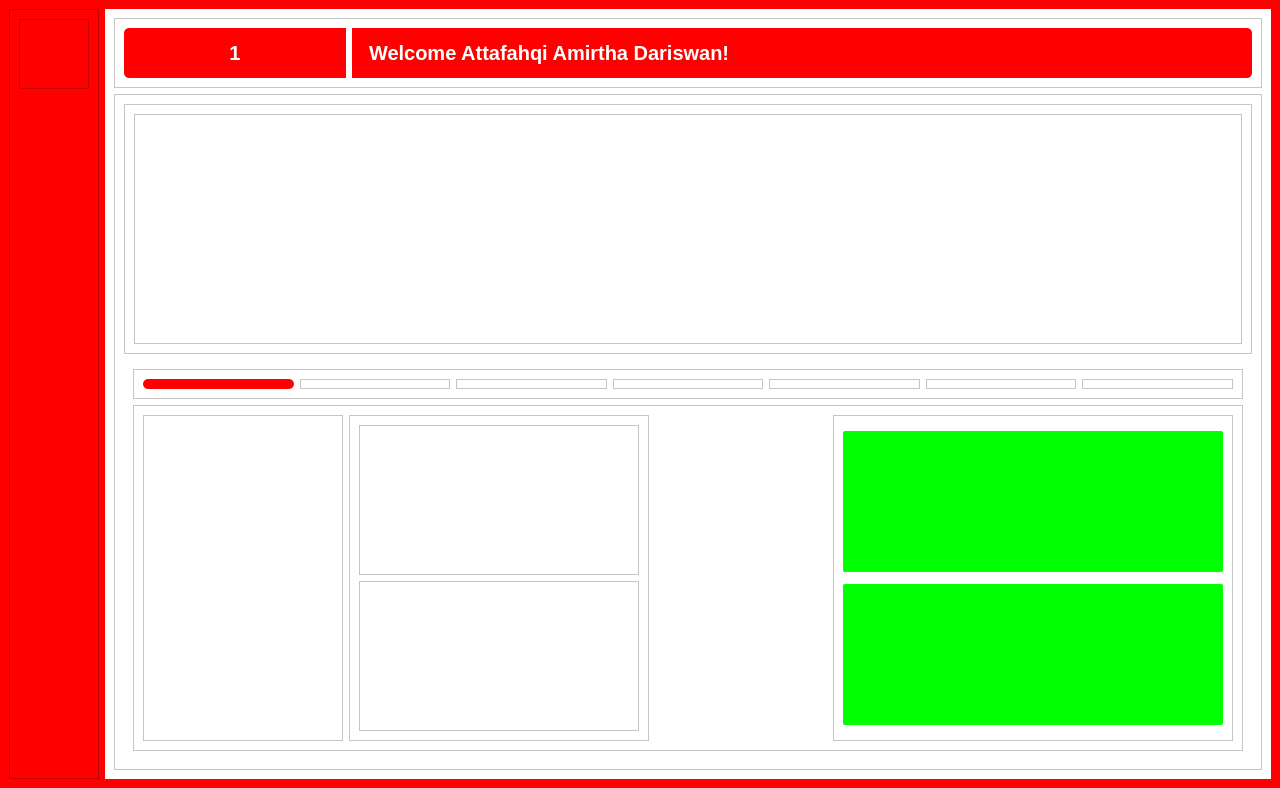
Qt form pages/Home/UI_home/Main.ui (KevinHutagaol/control-center-2026) before a commit.
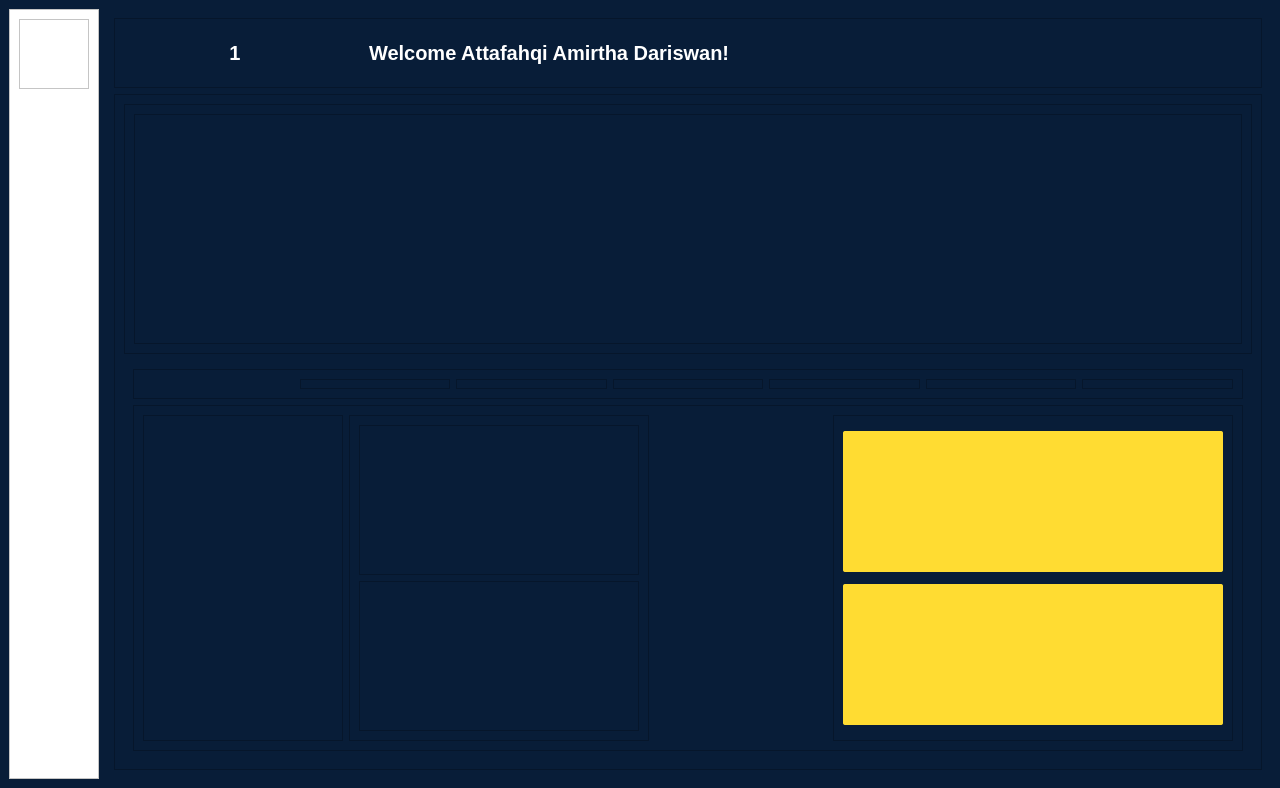
The same form after that commit. The open tabs and pages were chosen to show the change. Icons and pictures are not drawn.

```diff
--- a/pages/Home/UI_home/Main.ui
+++ b/pages/Home/UI_home/Main.ui
@@ -15,7 +15,7 @@
   </property>
   <widget class="QWidget" name="centralwidget">
    <property name="styleSheet">
-    <string notr="true">background-color: rgb(255, 0, 0);</string>
+    <string notr="true">background-color: rgb(8, 29, 56);</string>
    </property>
    <layout class="QHBoxLayout" name="horizontalLayout">
     <item>
@@ -33,7 +33,7 @@
        </size>
       </property>
       <property name="styleSheet">
-       <string notr="true">background-color: rgb(255, 0, 0);</string>
+       <string notr="true">background-color: rgb(255, 255, 255);</string>
       </property>
       <property name="frameShape">
        <enum>QFrame::StyledPanel</enum>
@@ -62,6 +62,9 @@
            <height>100</height>
           </size>
          </property>
+         <property name="layoutDirection">
+          <enum>Qt::LeftToRight</enum>
+         </property>
          <property name="styleSheet">
           <string notr="true">image: url(:/Asset/Asset/Logo Putih.png);</string>
          </property>
@@ -239,6 +242,9 @@
        <number>0</number>
       </property>
       <widget class="QWidget" name="PracticumPage">
+       <property name="styleSheet">
+        <string notr="true">background-color: rgb(8, 29, 56);</string>
+       </property>
        <layout class="QVBoxLayout" name="verticalLayout_2">
         <item>
          <widget class="QFrame" name="frame_32">
@@ -270,7 +276,7 @@
               </size>
              </property>
              <property name="styleSheet">
-              <string notr="true">background-color: rgb(255, 0, 0);
+              <string notr="true">background-color: rgb(8, 29, 56);
 border-radius : 5px;
 border-top-right-radius: 0px;
 border-bottom-right-radius: 0px;</string>
@@ -313,7 +319,7 @@
               </size>
              </property>
              <property name="styleSheet">
-              <string notr="true">background-color: rgb(255, 0, 0);
+              <string notr="true">background-color: rgb(8, 29, 56);
 border-radius : 5px;
 border-top-left-radius: 0px;
 border-bottom-left-radius: 0px;</string>
@@ -688,7 +694,7 @@
                   <item>
                    <widget class="QFrame" name="frame_6">
                     <property name="styleSheet">
-                     <string notr="true">background-color: rgb(255, 0, 0);
+                     <string notr="true">background-color: rgb(8, 29, 56);
 border-radius : 5px;</string>
                     </property>
                     <property name="frameShape">
@@ -927,7 +933,7 @@
                        </property>
                        <property name="styleSheet">
                         <string notr="true">QPushButton {
- 		background-color: rgba(0, 255, 0, 255);
+ 		background-color: rgba(255, 220, 50, 255);
 		border-color: rgb(255, 255, 255);
 		border-radius : 2px;
 		color: rgb(255, 255, 255);
@@ -965,7 +971,7 @@
                       </spacer>
                      </item>
                      <item>
-                      <widget class="QPushButton" name="RunFreq">
+                      <widget class="QPushButton" name="RunCDRL">
                        <property name="sizePolicy">
                         <sizepolicy hsizetype="Expanding" vsizetype="Preferred">
                          <horstretch>0</horstretch>
@@ -983,7 +989,7 @@
                        </property>
                        <property name="styleSheet">
                         <string notr="true">QPushButton {
- 		background-color: rgba(0, 255, 0, 255);
+ 		background-color: rgba(255, 220, 50, 255);
 		border-color: rgb(255, 255, 255);
 		border-radius : 2px;
 		color: rgb(255, 255, 255);
@@ -1247,7 +1253,7 @@
                       </spacer>
                      </item>
                      <item>
-                      <widget class="QPushButton" name="RunCDRL">
+                      <widget class="QPushButton" name="RunFreq">
                        <property name="sizePolicy">
                         <sizepolicy hsizetype="Expanding" vsizetype="Preferred">
                          <horstretch>0</horstretch>
@@ -1265,7 +1271,7 @@
                        </property>
                        <property name="styleSheet">
                         <string notr="true">QPushButton {
- 		background-color: rgba(0, 255, 0, 255);
+ 		background-color: rgba(255, 220, 50, 255);
 		border-color: rgb(255, 255, 255);
 		border-radius : 2px;
 		color: rgb(255, 255, 255);
```
Left out of the diff: 84 changed lines with no effect on the pictures.
